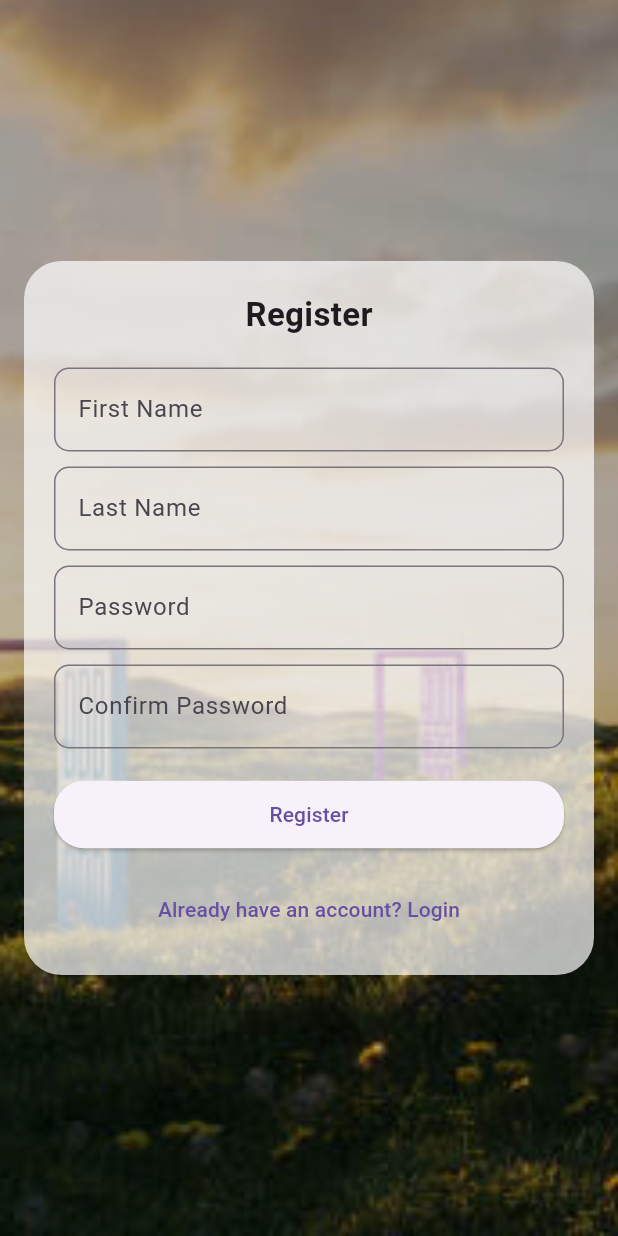
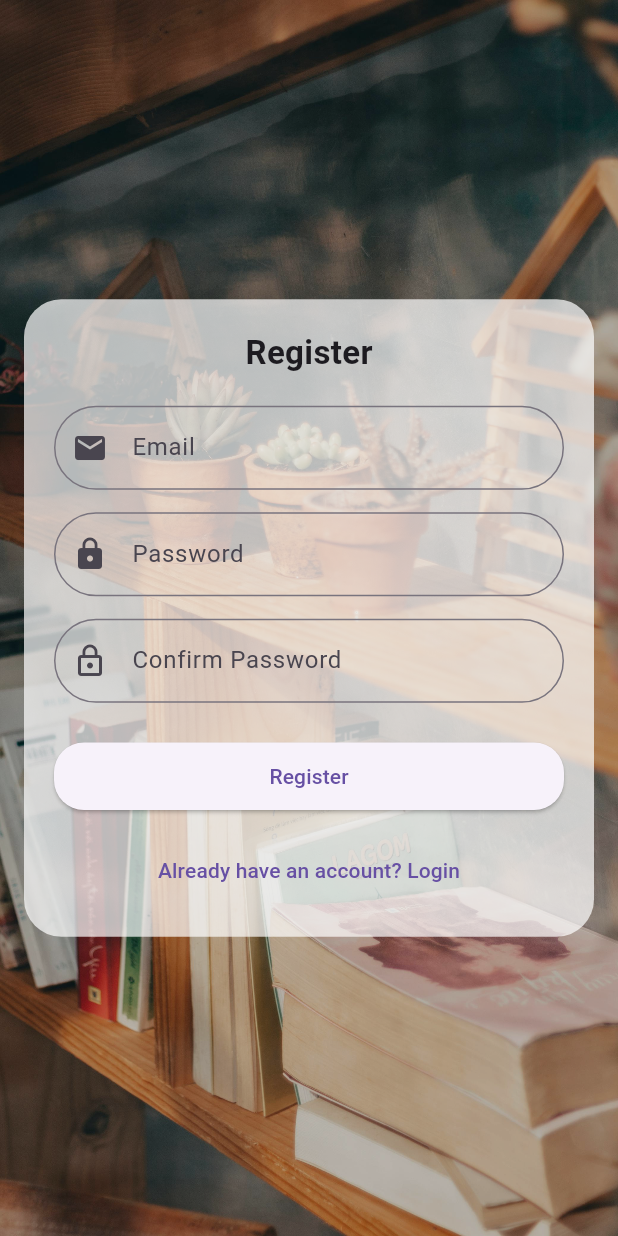
Before and after one commit to FaizahZaman-163/smart_study_planner, a Flutter app: the screen it shows after launch, after a tap on "Register", on a phone screen of 412 x 824 dp. Run offline on Flutter 3.47's test engine with Material 3 defaults, Android fonts, the light colour scheme and no system bars; our stand-ins replace supabase_flutter; accounts and stored records are empty.

Commit message:
updated after supabase connection

```diff
--- /dev/null
+++ b/lib/auth/auth_service.dart
@@ -0,0 +1,32 @@
+import 'package:supabase_flutter/supabase_flutter.dart';
+
+class AuthService {
+  final SupabaseClient _supabase = Supabase.instance.client;
+
+  // Register
+  Future<AuthResponse> signUp({
+    required String email,
+    required String password,
+  }) async {
+    return await _supabase.auth.signUp(email: email, password: password);
+  }
+
+  // Login
+  Future<AuthResponse> signIn({
+    required String email,
+    required String password,
+  }) async {
+    return await _supabase.auth.signInWithPassword(
+      email: email,
+      password: password,
+    );
+  }
+
+  // Logout
+  Future<void> signOut() async {
+    await _supabase.auth.signOut();
+  }
+
+  // Check user
+  User? get currentUser => _supabase.auth.currentUser;
+}
--- /dev/null
+++ b/lib/auth_gate.dart
@@ -0,0 +1,31 @@
+import 'package:flutter/material.dart';
+import 'package:supabase_flutter/supabase_flutter.dart';
+
+import 'home_page.dart';
+import 'authenticated_home.dart';
+
+class AuthGate extends StatelessWidget {
+  const AuthGate({super.key});
+
+  @override
+  Widget build(BuildContext context) {
+    return StreamBuilder<AuthState>(
+      stream: Supabase.instance.client.auth.onAuthStateChange,
+      builder: (context, snapshot) {
+        if (snapshot.connectionState == ConnectionState.waiting) {
+          return const Scaffold(
+            body: Center(child: CircularProgressIndicator()),
+          );
+        }
+
+        final session = snapshot.data?.session;
+
+        if (session != null) {
+          return const AuthenticatedHomePage();
+        } else {
+          return const HomePage();
+        }
+      },
+    );
+  }
+}
--- a/lib/home_page.dart
+++ b/lib/home_page.dart
@@ -65,7 +65,7 @@ class HomePage extends StatelessWidget {
             const Expanded(
               child: Center(
                 child: Text(
-                  "Welcome to Home Page",
+                  "Welcome To The Home Page",
                   style: TextStyle(
                     fontSize: 80,
                     color: Color.fromARGB(255, 250, 250, 250),
--- a/lib/main.dart
+++ b/lib/main.dart
@@ -1,7 +1,16 @@
 import 'package:flutter/material.dart';
-import 'home_page.dart';
+import 'package:supabase_flutter/supabase_flutter.dart';
 
-void main() {
+import 'auth_gate.dart'; // ← Add this import
+
+void main() async {
+  WidgetsFlutterBinding.ensureInitialized();
+
+  await Supabase.initialize(
+    url: 'https://llbhumbbtswmchrhcjxh.supabase.co',
+    anonKey: 'sb_publishable_Ob1UMKYeIZP3j6mATquYyQ_ha8NO8R0',
+  );
+
   runApp(const MyApp());
 }
 
@@ -12,8 +21,8 @@ class MyApp extends StatelessWidget {
   Widget build(BuildContext context) {
     return MaterialApp(
       debugShowCheckedModeBanner: false,
-      title: 'Login App',
-      home: const HomePage(),
+      title: 'Smart Study Planner',
+      home: const AuthGate(),
     );
   }
 }
--- a/lib/register_page.dart
+++ b/lib/register_page.dart
@@ -1,5 +1,7 @@
 import 'package:flutter/material.dart';
 import 'widgets/background.dart';
+import 'widgets/input_field.dart';
+import 'package:smart_study_planner/auth/auth_service.dart';
 
 class RegisterPage extends StatefulWidget {
   const RegisterPage({super.key});
@@ -9,11 +11,70 @@ class RegisterPage extends StatefulWidget {
 }
 
 class _RegisterPageState extends State<RegisterPage> {
-  final TextEditingController firstNameController = TextEditingController();
-  final TextEditingController lastNameController = TextEditingController();
+  final TextEditingController emailController = TextEditingController();
   final TextEditingController passwordController = TextEditingController();
   final TextEditingController confirmPasswordController =
       TextEditingController();
+  final AuthService authService = AuthService();
+
+  bool isLoading = false;
+
+  Future<void> handleRegister() async {
+    if (emailController.text.isEmpty ||
+        passwordController.text.isEmpty ||
+        confirmPasswordController.text.isEmpty) {
+      ScaffoldMessenger.of(
+        context,
+      ).showSnackBar(const SnackBar(content: Text('Please fill all fields')));
+      return;
+    }
+
+    if (passwordController.text != confirmPasswordController.text) {
+      ScaffoldMessenger.of(
+        context,
+      ).showSnackBar(const SnackBar(content: Text('Passwords do not match')));
+      return;
+    }
+
+    if (passwordController.text.length < 6) {
+      ScaffoldMessenger.of(context).showSnackBar(
+        const SnackBar(content: Text('Password must be at least 6 characters')),
+      );
+      return;
+    }
+
+    setState(() => isLoading = true);
+
+    try {
+      final response = await authService.signUp(
+        email: emailController.text.trim(),
+        password: passwordController.text,
+      );
+
+      if (response.user != null) {
+        if (mounted) {
+          ScaffoldMessenger.of(context).showSnackBar(
+            const SnackBar(
+              content: Text(
+                'Registration successful! Please check your email to verify.',
+              ),
+            ),
+          );
+          Navigator.pop(context);
+        }
+      }
+    } catch (e) {
+      if (mounted) {
+        ScaffoldMessenger.of(context).showSnackBar(
+          SnackBar(content: Text('Registration failed: ${e.toString()}')),
+        );
+      }
+    } finally {
+      if (mounted) {
+        setState(() => isLoading = false);
+      }
+    }
+  }
 
   @override
   Widget build(BuildContext context) {
@@ -36,52 +97,30 @@ class _RegisterPageState extends State<RegisterPage> {
                     style: TextStyle(fontSize: 22, fontWeight: FontWeight.bold),
                   ),
                   const SizedBox(height: 20),
-                  TextField(
-                    controller: firstNameController,
-                    decoration: InputDecoration(
-                      labelText: "First Name",
-                      hintText: "Enter your first name",
-                      border: OutlineInputBorder(
-                        borderRadius: BorderRadius.circular(10),
-                      ),
-                    ),
+                  InputField(
+                    controller: emailController,
+                    label: "Email",
+                    hint: "Enter your email",
+                    icon: Icons.email,
+                    keyboardType: TextInputType.emailAddress,
                   ),
-                  const SizedBox(height: 10),
-                  TextField(
-                    controller: lastNameController,
-                    decoration: InputDecoration(
-                      labelText: "Last Name",
-                      hintText: "Enter your last name",
-                      border: OutlineInputBorder(
-                        borderRadius: BorderRadius.circular(10),
-                      ),
-                    ),
+                  const SizedBox(height: 15),
+                  InputField(
+                    controller: passwordController,
+                    label: "Password",
+                    hint: "Enter your password",
+                    icon: Icons.lock,
+                    obscureText: true,
                   ),
-                  const SizedBox(height: 10),
-                  TextField(
-                    controller: passwordController,
+                  const SizedBox(height: 15),
+                  InputField(
+                    controller: confirmPasswordController,
+                    label: "Confirm Password",
+                    hint: "Re-enter your password",
+                    icon: Icons.lock_outline,
                     obscureText: true,
-                    decoration: InputDecoration(
-                      labelText: "Password",
-                      hintText: "Enter your password",
-                      border: OutlineInputBorder(
-                        borderRadius: BorderRadius.circular(10),
-                      ),
-                    ),
                   ),
-                  const SizedBox(height: 10),
-                  TextField(
-                    controller: confirmPasswordController,
-                    obscureText: true,
-                    decoration: InputDecoration(
-                      labelText: "Confirm Password",
-                      hintText: "Re-enter your password",
-                      border: OutlineInputBorder(
-                        borderRadius: BorderRadius.circular(10),
-                      ),
-                    ),
-                  ),
-                  const SizedBox(height: 20),
+                  const SizedBox(height: 25),
                   ElevatedButton(
                     style: ElevatedButton.styleFrom(
                       minimumSize: const Size(double.infinity, 45),
@@ -89,10 +128,14 @@ class _RegisterPageState extends State<RegisterPage> {
                         borderRadius: BorderRadius.circular(20),
                       ),
                     ),
-                    onPressed: () {
-                      // Handle registration here
-                    },
-                    child: const Text("Register"),
+                    onPressed: isLoading ? null : handleRegister,
+                    child: isLoading
+                        ? const SizedBox(
+                            height: 20,
+                            width: 20,
+                            child: CircularProgressIndicator(strokeWidth: 2),
+                          )
+                        : const Text("Register"),
                   ),
                   const SizedBox(height: 15),
                   TextButton(
@@ -109,4 +152,12 @@ class _RegisterPageState extends State<RegisterPage> {
       ),
     );
   }
+
+  @override
+  void dispose() {
+    emailController.dispose();
+    passwordController.dispose();
+    confirmPasswordController.dispose();
+    super.dispose();
+  }
 }
--- a/lib/widgets/background.dart
+++ b/lib/widgets/background.dart
@@ -9,19 +9,15 @@ class AppBackground extends StatelessWidget {
   Widget build(BuildContext context) {
     return Stack(
       children: [
-        // Background image
         Positioned.fill(
-          child: Image.asset("assets/images/image.jpg", fit: BoxFit.cover),
-        ),
-
-        // Dark overlay using predefined low-opacity color
-        Positioned.fill(
-          child: Container(
-            color: Colors.black26, // light dark overlay without withOpacity
+          child: Image.asset(
+            "assets/images/image.jpg",
+            fit: BoxFit.cover,
+            filterQuality: FilterQuality.high,
           ),
         ),
+        Positioned.fill(child: Container(color: Colors.black26)),
 
-        // Page content
         child,
       ],
     );
--- a/pubspec.yaml
+++ b/pubspec.yaml
@@ -1,4 +1,4 @@
-name: assignment_loginpage
+name: smart_study_planner
 description: "A new Flutter project."
 # The following line prevents the package from being accidentally published to
 # pub.dev using `flutter pub publish`. This is preferred for private packages.
@@ -35,6 +35,7 @@ dependencies:
   # Use with the CupertinoIcons class for iOS style icons.
   cupertino_icons: ^1.0.8
   google_fonts: ^6.3.2
+  supabase_flutter: ^2.12.0
 
 
 dev_dependencies:
```
Also changed, not shown: lib/authenticated_home.dart (added, +56 -0 lines), lib/login_page.dart (+76 -2 lines), assets/images/image.jpg, pubspec.lock, 8 other files.
